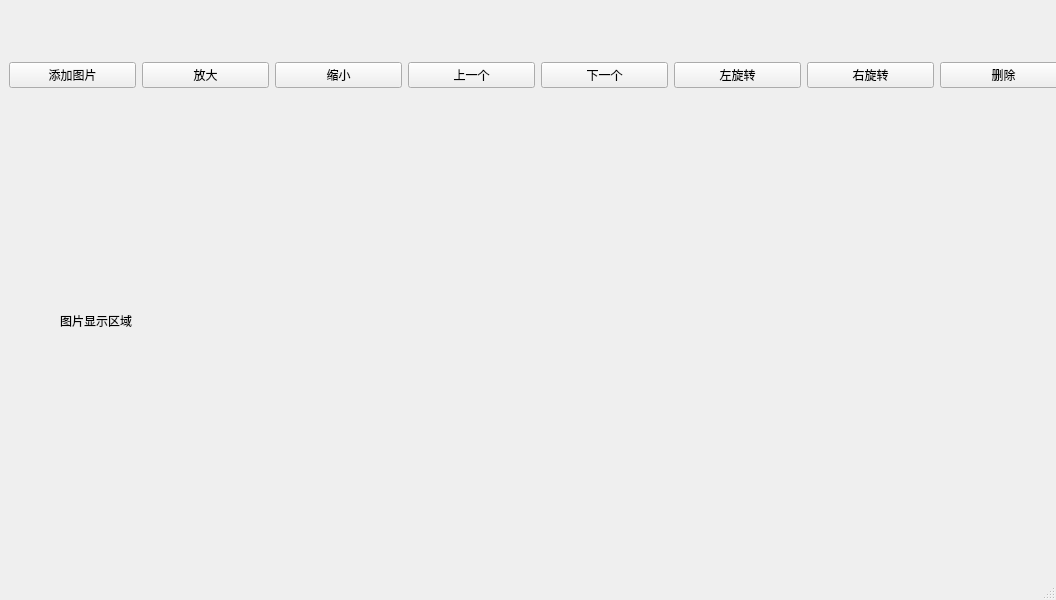
Above: img_viewer/mainwindow.ui from JackLovel/ImageViewer before the change. Below: the same form after it.
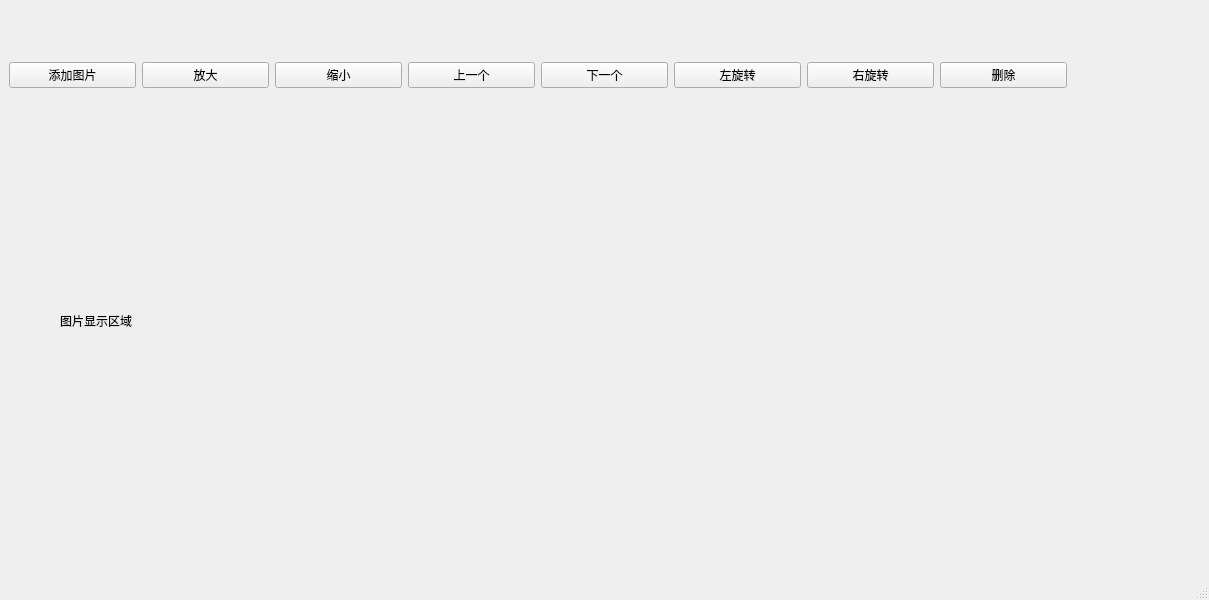
That is the form after the change.

Diff of the .ui file:
```diff
--- a/img_viewer/mainwindow.ui
+++ b/img_viewer/mainwindow.ui
@@ -6,7 +6,7 @@
    <rect>
     <x>0</x>
     <y>0</y>
-    <width>1056</width>
+    <width>1209</width>
     <height>600</height>
    </rect>
   </property>
```
Left out of the diff: 2 changed lines with no effect on the pictures.
